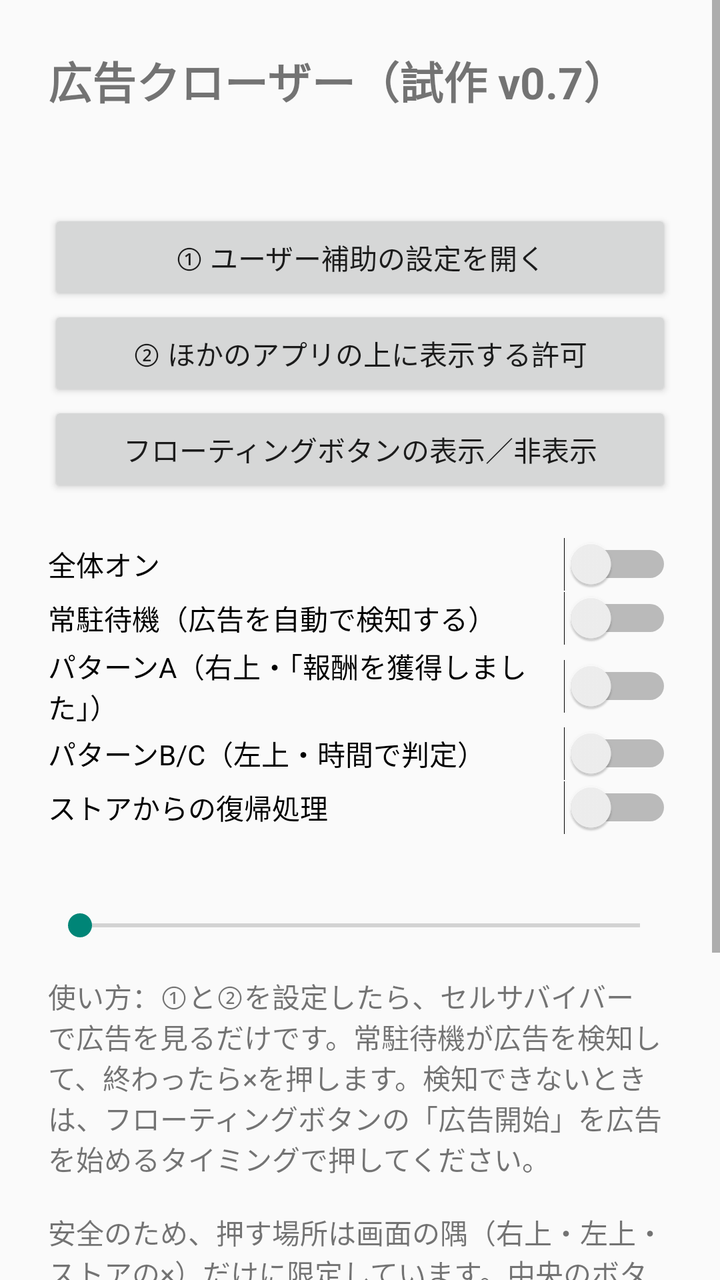
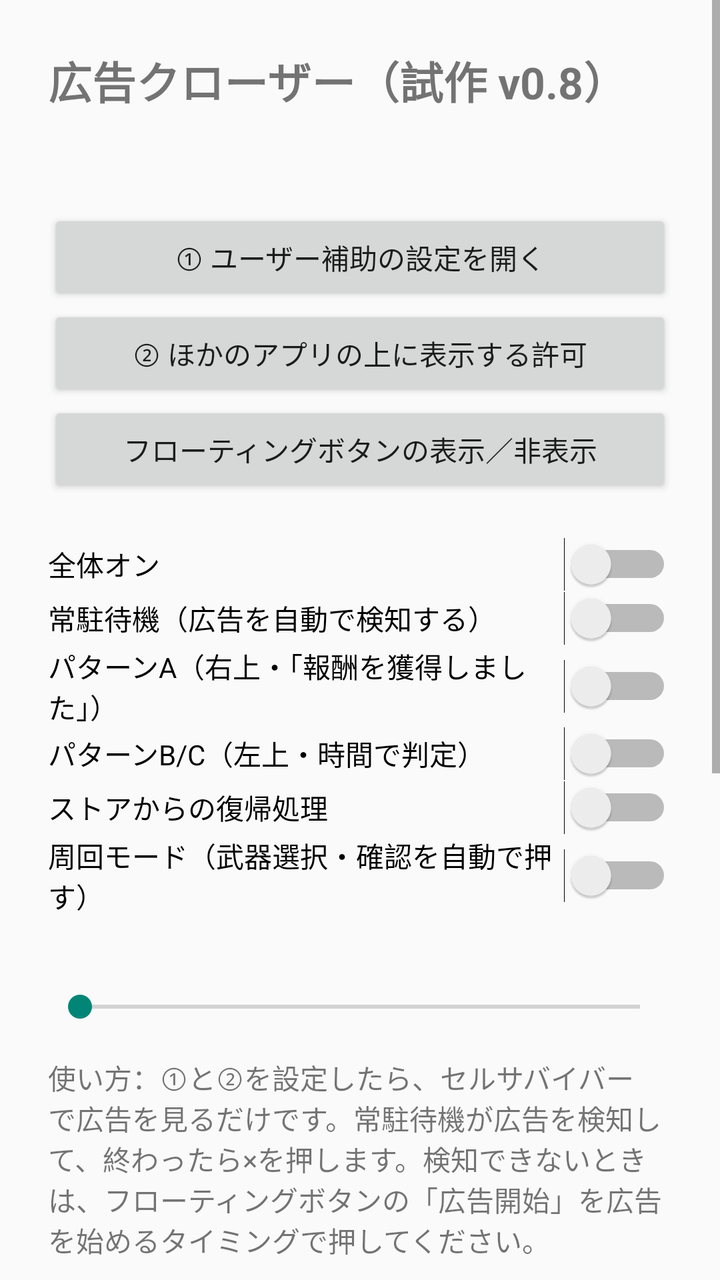

Two renders of the same Android screen: before a commit and after it. Below are the layout's source before the change and the commit's diff.
<!-- AndroidManifest.xml: application theme android:Theme.Material.Light -->
<!-- res/layout/activity_main.xml -->
<?xml version="1.0" encoding="utf-8"?>
<ScrollView xmlns:android="http://schemas.android.com/apk/res/android"
    android:layout_width="match_parent"
    android:layout_height="match_parent">

    <LinearLayout
        android:layout_width="match_parent"
        android:layout_height="wrap_content"
        android:orientation="vertical"
        android:padding="24dp">

        <TextView
            android:layout_width="wrap_content"
            android:layout_height="wrap_content"
            android:text="広告クローザー（試作 v0.7）"
            android:textSize="22sp"
            android:textStyle="bold" />

        <TextView
            android:id="@+id/statusText"
            android:layout_width="match_parent"
            android:layout_height="wrap_content"
            android:layout_marginTop="12dp"
            android:textSize="15sp" />

        <Button
            android:id="@+id/btnAccessibility"
            android:layout_width="match_parent"
            android:layout_height="wrap_content"
            android:layout_marginTop="16dp"
            android:text="① ユーザー補助の設定を開く" />

        <Button
            android:id="@+id/btnOverlayPerm"
            android:layout_width="match_parent"
            android:layout_height="wrap_content"
            android:text="② ほかのアプリの上に表示する許可" />

        <Button
            android:id="@+id/btnOverlayToggle"
            android:layout_width="match_parent"
            android:layout_height="wrap_content"
            android:text="フローティングボタンの表示／非表示" />

        <Switch
            android:id="@+id/swMaster"
            android:layout_width="match_parent"
            android:layout_height="wrap_content"
            android:layout_marginTop="20dp"
            android:text="全体オン" />

        <Switch
            android:id="@+id/swResident"
            android:layout_width="match_parent"
            android:layout_height="wrap_content"
            android:text="常駐待機（広告を自動で検知する）" />

        <Switch
            android:id="@+id/swPatternA"
            android:layout_width="match_parent"
            android:layout_height="wrap_content"
            android:text="パターンA（右上・「報酬を獲得しました」）" />

        <Switch
            android:id="@+id/swPatternB"
            android:layout_width="match_parent"
            android:layout_height="wrap_content"
            android:text="パターンB/C（左上・時間で判定）" />

        <Switch
            android:id="@+id/swStore"
            android:layout_width="match_parent"
            android:layout_height="wrap_content"
            android:text="ストアからの復帰処理" />

        <TextView
            android:id="@+id/guardLabel"
            android:layout_width="match_parent"
            android:layout_height="wrap_content"
            android:layout_marginTop="16dp"
            android:textSize="15sp" />

        <SeekBar
            android:id="@+id/seekGuard"
            android:layout_width="match_parent"
            android:layout_height="wrap_content"
            android:max="50" />

        <TextView
            android:layout_width="match_parent"
            android:layout_height="wrap_content"
            android:layout_marginTop="16dp"
            android:text="使い方：①と②を設定したら、セルサバイバーで広告を見るだけです。常駐待機が広告を検知して、終わったら×を押します。検知できないときは、フローティングボタンの「広告開始」を広告を始めるタイミングで押してください。\n\n安全のため、押す場所は画面の隅（右上・左上・ストアの×）だけに限定しています。中央のボタンは絶対に押しません。"
            android:textSize="14sp" />

        <TextView
            android:layout_width="wrap_content"
            android:layout_height="wrap_content"
            android:layout_marginTop="24dp"
            android:text="動作ログ"
            android:textSize="17sp"
            android:textStyle="bold" />

        <Button
            android:id="@+id/btnRefreshLog"
            android:layout_width="match_parent"
            android:layout_height="wrap_content"
            android:text="ログを更新" />

        <Button
            android:id="@+id/btnClearLog"
            android:layout_width="match_parent"
            android:layout_height="wrap_content"
            android:text="ログを消す" />

        <TextView
            android:id="@+id/logText"
            android:layout_width="match_parent"
            android:layout_height="wrap_content"
            android:layout_marginTop="8dp"
            android:fontFamily="monospace"
            android:textSize="12sp" />

    </LinearLayout>
</ScrollView>
<!-- resources referenced by this layout -->
<resources>

</resources>

<!-- the commit's change to res/layout/activity_main.xml (unified diff, before → after) -->
@@ -12,7 +12,7 @@
         <TextView
             android:layout_width="wrap_content"
             android:layout_height="wrap_content"
-            android:text="広告クローザー（試作 v0.7）"
+            android:text="広告クローザー（試作 v0.8）"
             android:textSize="22sp"
             android:textStyle="bold" />
 
@@ -73,6 +73,12 @@
             android:layout_height="wrap_content"
             android:text="ストアからの復帰処理" />
 
+        <Switch
+            android:id="@+id/swFarm"
+            android:layout_width="match_parent"
+            android:layout_height="wrap_content"
+            android:text="周回モード（武器選択・確認を自動で押す）" />
+
         <TextView
             android:id="@+id/guardLabel"
             android:layout_width="match_parent"
@@ -90,7 +96,7 @@
             android:layout_width="match_parent"
             android:layout_height="wrap_content"
             android:layout_marginTop="16dp"
-            android:text="使い方：①と②を設定したら、セルサバイバーで広告を見るだけです。常駐待機が広告を検知して、終わったら×を押します。検知できないときは、フローティングボタンの「広告開始」を広告を始めるタイミングで押してください。\n\n安全のため、押す場所は画面の隅（右上・左上・ストアの×）だけに限定しています。中央のボタンは絶対に押しません。"
+            android:text="使い方：①と②を設定したら、セルサバイバーで広告を見るだけです。常駐待機が広告を検知して、終わったら×を押します。検知できないときは、フローティングボタンの「広告開始」を広告を始めるタイミングで押してください。\n\n安全のため、広告処理で押す場所は画面の隅（右上・左上・ストアの×）だけに限定しています。\n\n周回モード（v0.8〜）：オンの間だけ、セルサバイバーの周回中に止まる画面を色で判別して自動で押します。対象は「ステータス強化（いちばん強い色のカード。同色は真ん中優先）」「ルーレットの確認→空白をタップ」「勝利の確認」だけです。ステージ選択では何も押さず、バトル開始は手動のままです。フローティングボタンの「周回開始／周回停止」からも切り替えできます。"
             android:textSize="14sp" />
 
         <TextView
